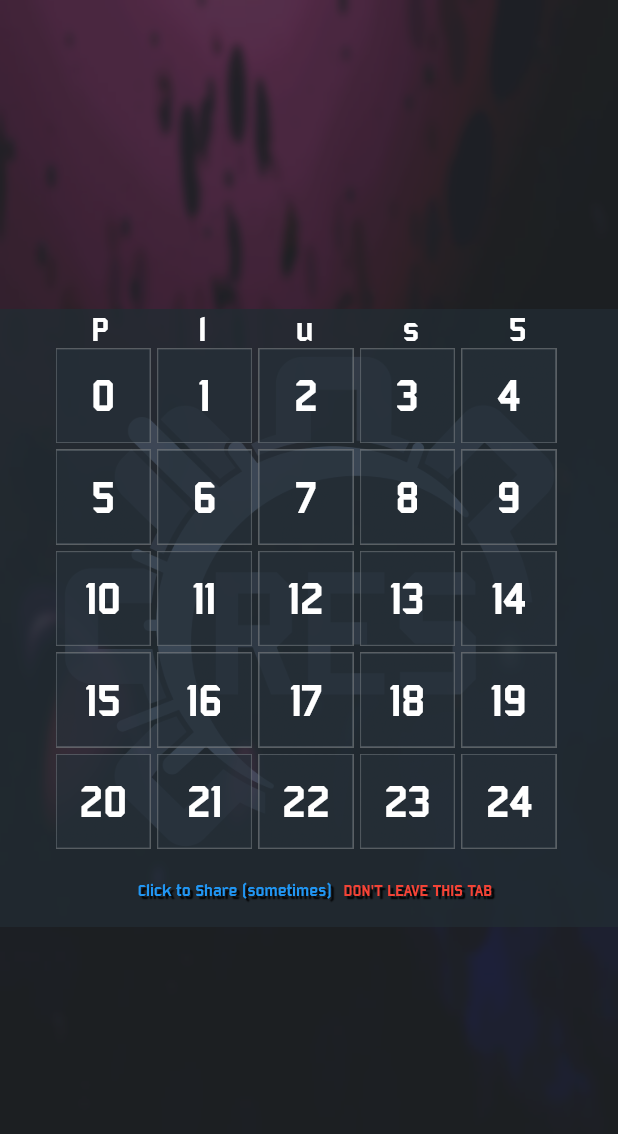
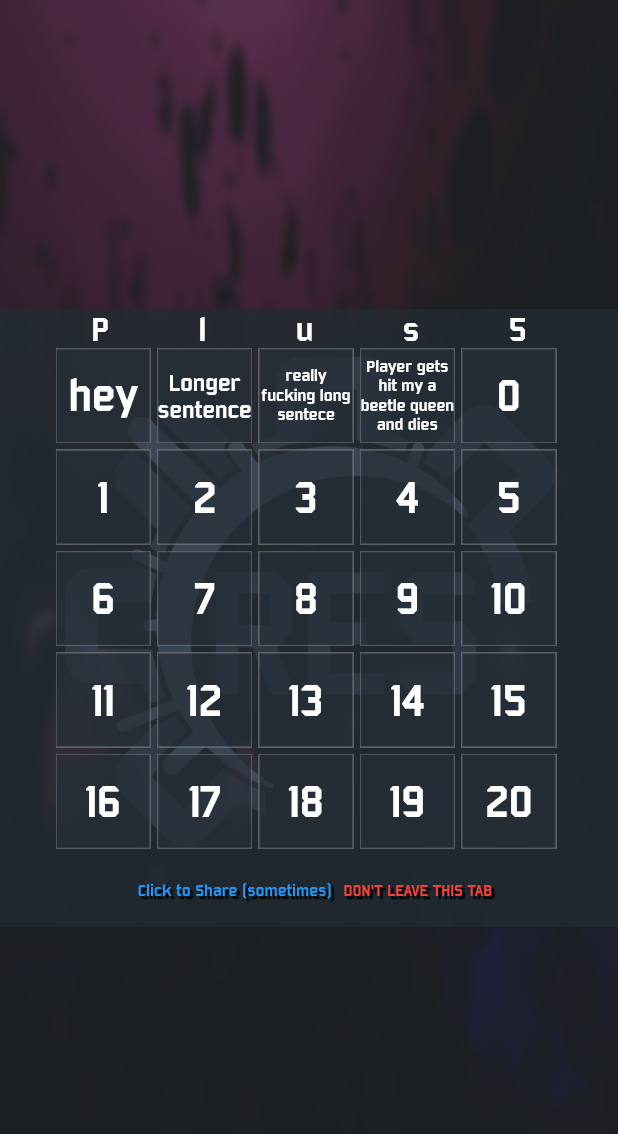
Before and after one commit to zinq7/bingo-ui-fun, a Flutter app: the screen it shows after launch, after a tap on "CLIENT", on a phone screen of 412 x 824 dp. Shown: the top 1134 px of the screen. Run offline on Flutter 3.47's test engine with Material 2 defaults, Android fonts, the phone set to English and light mode, and no system bars; drawn by our look-alikes of auto_size_text, screenshot; missing offline and left inert: super_clipboard.

Commit message:
try to improve mobile layout for main menu, specifically the rotated orientation. currently being slightly fucky

```diff
--- a/lib/client/bingo_tile.dart
+++ b/lib/client/bingo_tile.dart
@@ -46,7 +46,7 @@ class BingoTileState extends State<BingoTile> {
               ),
               AutoSizeText(
                 widget.text,
-                maxLines: (widget.text.length ~/ 15) + 1,
+                maxLines: (widget.text.length ~/ 10) + 1,
                 style: bingoTextStyle,
                 textAlign: TextAlign.center,
               ),
--- a/lib/main_menu.dart
+++ b/lib/main_menu.dart
@@ -20,6 +20,8 @@ class RealMainMenu extends StatelessWidget {
   @override
   Widget build(BuildContext context) {
     var size = MediaQuery.of(context).size;
+    var expandedLayout = size.width > 900;
+    var rotatedMobile = size.width > size.height;
 
     return Scaffold(
       body: Stack(
@@ -38,9 +40,12 @@ class RealMainMenu extends StatelessWidget {
           Column(
             children: [
               SizedBox(
-                height: size.width > 800
+                height: expandedLayout
                     ? size.height / 2 - 100
                     : size.height / 2 - 200,
+                child: Align(
+                  alignment:
+                      expandedLayout ? Alignment.topCenter : Alignment.center,
                   child: AutoSizeText(
                     "RoRes BINGO",
                     minFontSize: 32,
@@ -51,21 +56,25 @@ class RealMainMenu extends StatelessWidget {
                     ),
                   ),
                 ),
+              ),
               Flex(
-                direction: (size.width > 800) ? Axis.horizontal : Axis.vertical,
+                direction: (expandedLayout || rotatedMobile)
+                    ? Axis.horizontal
+                    : Axis.vertical,
                 mainAxisAlignment: MainAxisAlignment.spaceEvenly,
                 children: [
                   // h0st button
                   Padding(
-                    padding: const EdgeInsets.all(8),
+                    padding: const EdgeInsets.symmetric(
+                        vertical: 12.5, horizontal: 25),
                     child: InkWell(
                       onTap: () {
                         Navigator.pushNamed(context, "/host");
                       },
-                      child: const BorderedButtonIcon(
+                      child: BorderedButtonIcon(
                         "HOST",
-                        width: 400,
-                        height: 200,
+                        width: rotatedMobile ? size.width / 3 : 400,
+                        height: rotatedMobile ? 150 : 200,
                         borderWidth: 4,
                         style: buttonTextStyle,
                       ),
@@ -73,15 +82,16 @@ class RealMainMenu extends StatelessWidget {
                   ),
                   // client button
                   Padding(
-                    padding: const EdgeInsets.all(8),
+                    padding: const EdgeInsets.symmetric(
+                        vertical: 12.5, horizontal: 25),
                     child: InkWell(
                       onTap: () {
                         Navigator.pushNamed(context, "/client");
                       },
-                      child: const BorderedButtonIcon(
+                      child: BorderedButtonIcon(
                         "CLIENT",
-                        width: 400,
-                        height: 200,
+                        width: rotatedMobile ? size.width / 3 : 400,
+                        height: rotatedMobile ? 150 : 200,
                         borderWidth: 4,
                         style: buttonTextStyle,
                       ),
--- a/lib/server/client_from_code.dart
+++ b/lib/server/client_from_code.dart
@@ -2,6 +2,12 @@ List getBingoFromCode(String code) {
   // TESTING ROUTE, WITHOUT COMMS
   if (code == "TEST") {
     List allBingo = [];
+    allBingo.addAll([
+      "hey",
+      "Longer sentence",
+      "really fucking long sentece",
+      "Player gets hit my a beetle queen and dies"
+    ]);
     for (int i = 0; i < 30; i++) {
       allBingo.add(i.toString());
     }
```
Lines whose indentation alone changed are shown as unchanged.
